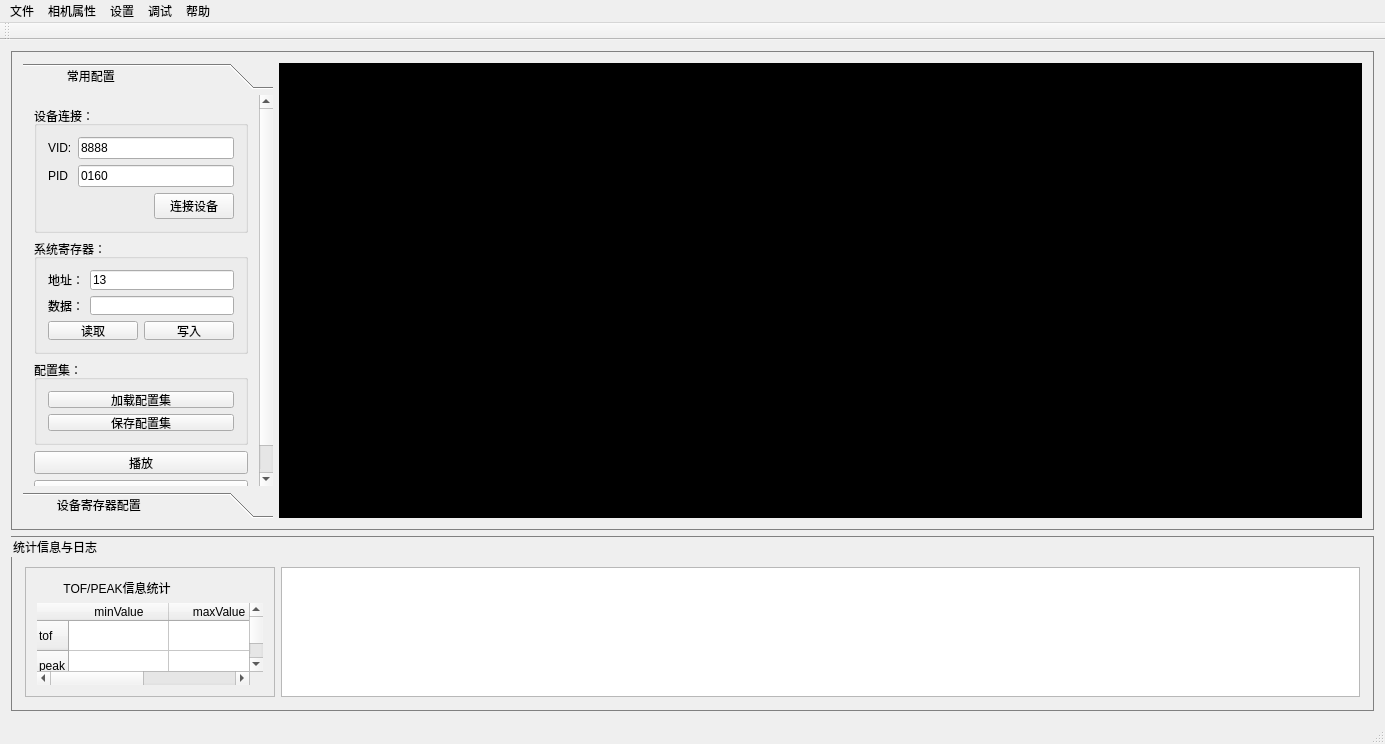
Before: the Qt Designer form mainwindow.ui in heathen557/linearArrayUSB, drawn with Qt 5.
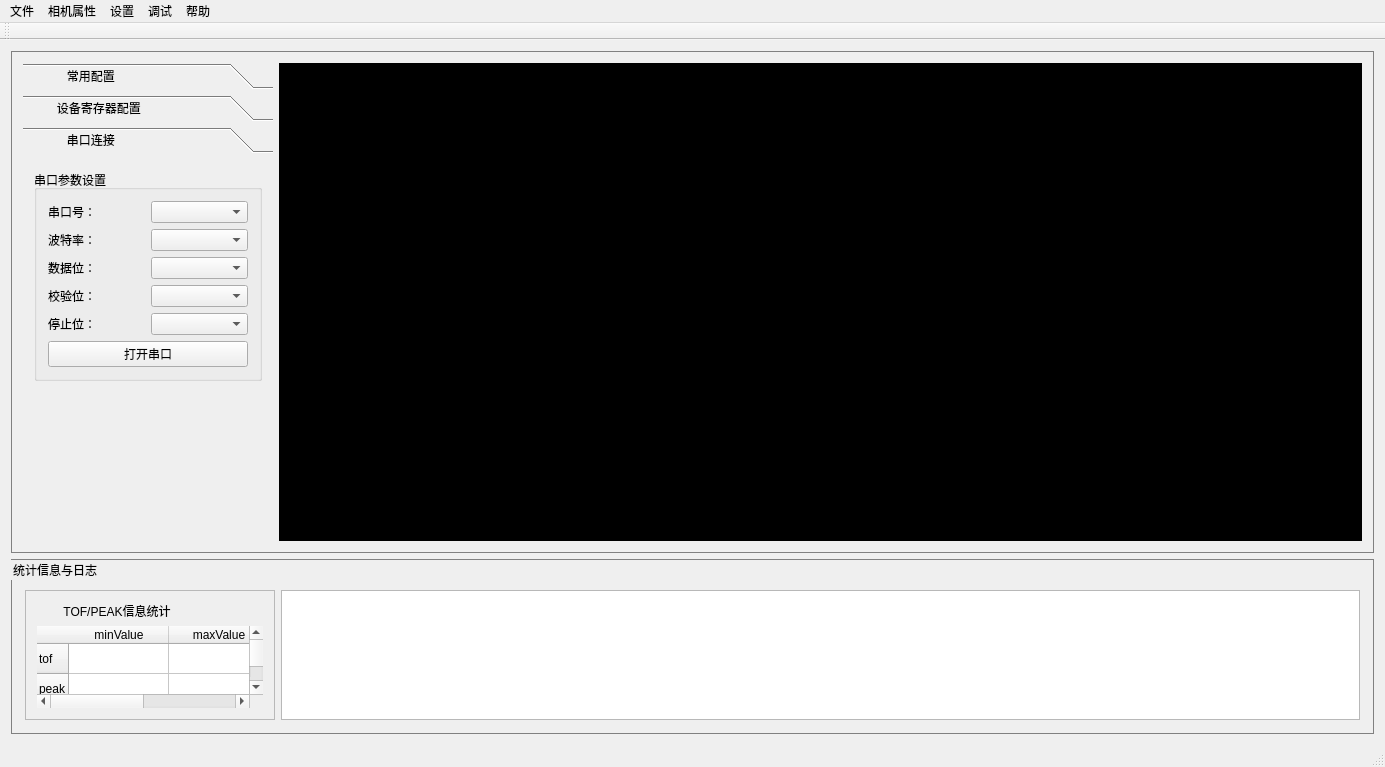
After: the same form once the commit is applied. Icons and pictures are not drawn. Custom widgets are drawn as their Qt base class.

Commit message: 1、协议添加了串口数据接收部分； 2、协议的解析还未进行测试

```diff
--- a/mainwindow.ui
+++ b/mainwindow.ui
@@ -7,7 +7,7 @@
     <x>0</x>
     <y>0</y>
     <width>1385</width>
-    <height>744</height>
+    <height>767</height>
    </rect>
   </property>
   <property name="windowTitle">
@@ -52,7 +52,7 @@
           <string notr="true"/>
          </property>
          <property name="currentIndex">
-          <number>0</number>
+          <number>2</number>
          </property>
          <widget class="QWidget" name="page">
           <property name="geometry">
@@ -60,7 +60,7 @@
             <x>0</x>
             <y>0</y>
             <width>250</width>
-            <height>414</height>
+            <height>410</height>
            </rect>
           </property>
           <attribute name="label">
@@ -333,6 +333,123 @@
            </item>
           </layout>
          </widget>
+         <widget class="QWidget" name="page_3">
+          <property name="geometry">
+           <rect>
+            <x>0</x>
+            <y>0</y>
+            <width>250</width>
+            <height>410</height>
+           </rect>
+          </property>
+          <attribute name="label">
+           <string>            串口连接</string>
+          </attribute>
+          <layout class="QGridLayout" name="gridLayout_7">
+           <item row="0" column="0">
+            <widget class="QGroupBox" name="gbox1">
+             <property name="title">
+              <string>串口参数设置</string>
+             </property>
+             <layout class="QGridLayout" name="gridLayout_6">
+              <item row="0" column="0">
+               <layout class="QHBoxLayout" name="horizontalLayout_8">
+                <item>
+                 <widget class="QLabel" name="label_5">
+                  <property name="text">
+                   <string>串口号：</string>
+                  </property>
+                 </widget>
+                </item>
+                <item>
+                 <widget class="QComboBox" name="serialPortInfoListBox"/>
+                </item>
+               </layout>
+              </item>
+              <item row="1" column="0">
+               <layout class="QHBoxLayout" name="horizontalLayout_9">
+                <item>
+                 <widget class="QLabel" name="label_6">
+                  <property name="text">
+                   <string>波特率：</string>
+                  </property>
+                 </widget>
+                </item>
+                <item>
+                 <widget class="QComboBox" name="baudRateBox"/>
+                </item>
+               </layout>
+              </item>
+              <item row="2" column="0">
+               <layout class="QHBoxLayout" name="horizontalLayout_10">
+                <item>
+                 <widget class="QLabel" name="label_7">
+                  <property name="text">
+                   <string>数据位：</string>
+                  </property>
+                 </widget>
+                </item>
+                <item>
+                 <widget class="QComboBox" name="dataBitsBox"/>
+                </item>
+               </layout>
+              </item>
+              <item row="3" column="0">
+               <layout class="QHBoxLayout" name="horizontalLayout_11">
+                <item>
+                 <widget class="QLabel" name="label_8">
+                  <property name="text">
+                   <string>校验位：</string>
+                  </property>
+                 </widget>
+                </item>
+                <item>
+                 <widget class="QComboBox" name="parityBox"/>
+                </item>
+               </layout>
+              </item>
+              <item row="4" column="0">
+               <layout class="QHBoxLayout" name="horizontalLayout_12">
+                <item>
+                 <widget class="QLabel" name="label_9">
+                  <property name="text">
+                   <string>停止位：</string>
+                  </property>
+                 </widget>
+                </item>
+                <item>
+                 <widget class="QComboBox" name="stopBitsBox"/>
+                </item>
+               </layout>
+              </item>
+              <item row="5" column="0">
+               <widget class="QPushButton" name="openSerial_pushButton">
+                <property name="cursor">
+                 <cursorShape>PointingHandCursor</cursorShape>
+                </property>
+                <property name="text">
+                 <string>打开串口</string>
+                </property>
+               </widget>
+              </item>
+             </layout>
+            </widget>
+           </item>
+           <item row="1" column="0">
+            <spacer name="verticalSpacer_2">
+             <property name="orientation">
+              <enum>Qt::Vertical</enum>
+             </property>
+             <property name="sizeHint" stdset="0">
+              <size>
+               <width>20</width>
+               <height>187</height>
+              </size>
+             </property>
+            </spacer>
+           </item>
+          </layout>
+         </widget>
         </widget>
        </item>
       </layout>
```
Left out of the diff: 2 changed lines with no effect on the pictures. The commit also changes 10 other files.
